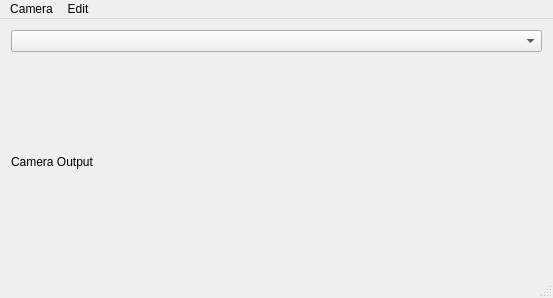
Before: the Qt Designer form GuiMainWindow.ui in msp301/track_camera, drawn with Qt 5.
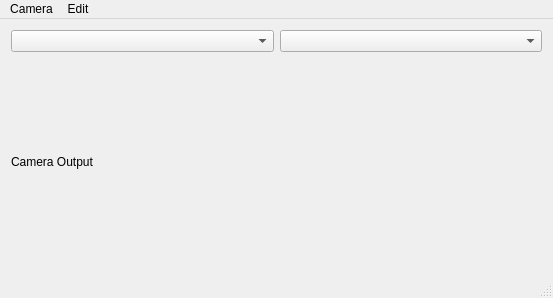
After: the same form once the commit is applied.

Commit message:
Manually re-implemented user interface
- Manually implemented UI to not be dependent on Qt Designer
  generated code

Patch:
```diff
--- a/GuiMainWindow.ui
+++ b/GuiMainWindow.ui
@@ -16,7 +16,23 @@
   <widget class="QWidget" name="centralWidget">
    <layout class="QVBoxLayout" name="verticalLayout">
     <item>
-     <widget class="QComboBox" name="cmb_device"/>
+     <layout class="QHBoxLayout" name="horizontalLayout">
+      <property name="spacing">
+       <number>6</number>
+      </property>
+      <property name="sizeConstraint">
+       <enum>QLayout::SetMinimumSize</enum>
+      </property>
+      <property name="topMargin">
+       <number>0</number>
+      </property>
+      <item>
+       <widget class="QComboBox" name="cmb_device"/>
+      </item>
+      <item>
+       <widget class="QComboBox" name="comboBox"/>
+      </item>
+     </layout>
     </item>
     <item>
      <widget class="QLabel" name="lbl_camera_output">
```
The commit also changes 2 other files.
